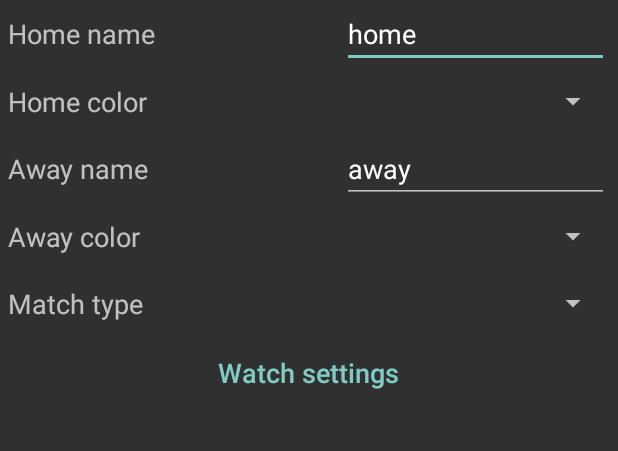
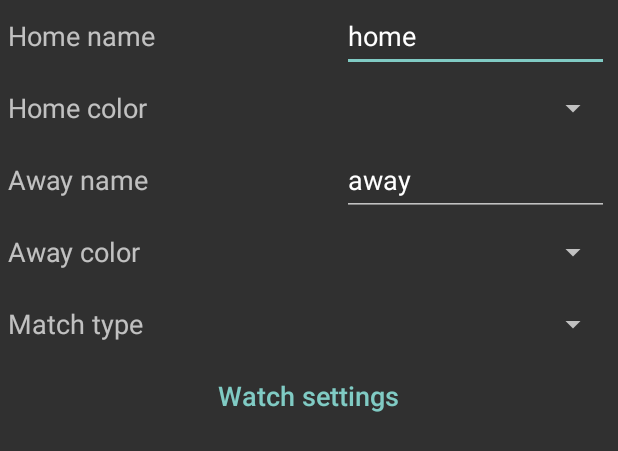
Before and after one commit to Windkracht8/RugbyRefereeWatch, an Android app: the layout prepare.xml on its own in the app's theme, with its tools: preview values and no code run, on a phone screen of 412 x 824 dp. Shown: the top 451 px of the screen. Run offline under Robolectric (Android 15) with nearby library versions, the phone set to English and light mode, and no system bars.

Commit message:
For Tizen fix cards sometimes not showing. For Android some updates and small UI improvements.

```diff
--- a/Android/app/src/main/AndroidManifest.xml
+++ b/Android/app/src/main/AndroidManifest.xml
@@ -22,7 +22,8 @@
 
         <activity
             android:name=".MainActivity"
-            android:configChanges="orientation|screenSize|keyboardHidden|smallestScreenSize|screenLayout">
+            android:configChanges="orientation|screenSize|keyboardHidden|smallestScreenSize|screenLayout"
+            android:exported="true">
             <intent-filter>
                 <action android:name="android.intent.action.MAIN" />
                 <category android:name="android.intent.category.LAUNCHER" />
--- a/Android/app/src/main/java/com/windkracht8/rugbyrefereewatch/history.java
+++ b/Android/app/src/main/java/com/windkracht8/rugbyrefereewatch/history.java
@@ -192,6 +192,8 @@ public class history extends LinearLayout {
     }
 
     public void unselect(){
+        bExport.setVisibility(View.GONE);
+        bDelete.setVisibility(View.GONE);
         for (int i=0; i < llMatches.getChildCount(); i++) {
             View child = llMatches.getChildAt(i);
             if(child.getClass().getSimpleName().equals("history_match")){
--- a/Android/app/src/main/res/layout/prepare.xml
+++ b/Android/app/src/main/res/layout/prepare.xml
@@ -25,11 +25,14 @@
             android:stretchColumns="*">
             <TableRow>
                 <TextView
+                    android:layout_height="match_parent"
+                    android:gravity="center_vertical"
                     android:labelFor="@+id/etHomeName"
                     android:text="@string/home_name"
                     android:textSize="18sp" />
                 <EditText
                     android:id="@+id/etHomeName"
+                    android:layout_height="48dp"
                     android:importantForAutofill="no"
                     android:inputType="text"
                     android:text="@string/home"
@@ -37,22 +40,25 @@
             </TableRow>
             <TableRow>
                 <TextView
-                    android:layout_marginTop="10dip"
-                    android:layout_marginBottom="10dip"
+                    android:layout_height="match_parent"
+                    android:gravity="center_vertical"
+                    android:labelFor="@+id/sHomeColor"
                     android:text="@string/home_color"
                     android:textSize="18sp" />
                 <Spinner
                     android:id="@+id/sHomeColor"
-                    android:layout_marginTop="10dip"
-                    android:layout_marginBottom="10dip" />
+                    android:layout_height="48dp" />
             </TableRow>
             <TableRow>
                 <TextView
+                    android:layout_height="match_parent"
+                    android:gravity="center_vertical"
                     android:labelFor="@+id/etAwayName"
                     android:text="@string/away_name"
                     android:textSize="18sp" />
                 <EditText
                     android:id="@+id/etAwayName"
+                    android:layout_height="48dp"
                     android:importantForAutofill="no"
                     android:inputType="text"
                     android:text="@string/away"
@@ -60,36 +66,39 @@
             </TableRow>
             <TableRow>
                 <TextView
-                    android:layout_marginTop="10dip"
-                    android:layout_marginBottom="10dip"
+                    android:layout_height="match_parent"
+                    android:gravity="center_vertical"
+                    android:labelFor="@+id/sAwayColor"
                     android:text="@string/away_color"
                     android:textSize="18sp" />
                 <Spinner
                     android:id="@+id/sAwayColor"
-                    android:layout_marginTop="10dip"
-                    android:layout_marginBottom="10dip" />
+                    android:layout_height="48dp" />
             </TableRow>
             <TableRow>
                 <TextView
-                    android:layout_marginTop="10dip"
-                    android:layout_marginBottom="10dip"
+                    android:layout_height="match_parent"
+                    android:gravity="center_vertical"
                     android:labelFor="@+id/sMatchType"
                     android:text="@string/match_type"
                     android:textSize="18sp" />
+
                 <Spinner
                     android:id="@+id/sMatchType"
-                    android:layout_marginTop="10dip"
-                    android:layout_marginBottom="10dip" />
+                    android:layout_height="48dp" />
             </TableRow>
             <TableRow
                 android:id="@+id/trTimePeriod"
                 android:visibility="gone">
                 <TextView
+                    android:layout_height="match_parent"
+                    android:gravity="center_vertical"
                     android:labelFor="@+id/etTimePeriod"
                     android:text="@string/time_period"
                     android:textSize="18sp" />
                 <EditText
                     android:id="@+id/etTimePeriod"
+                    android:layout_height="48dp"
                     android:importantForAutofill="no"
                     android:inputType="number"
                     android:text="@string/_40"
@@ -99,11 +108,14 @@
                 android:id="@+id/trPeriodCount"
                 android:visibility="gone">
                 <TextView
+                    android:layout_height="match_parent"
+                    android:gravity="center_vertical"
                     android:labelFor="@+id/etPeriodCount"
                     android:text="@string/period_count"
                     android:textSize="18sp" />
                 <EditText
                     android:id="@+id/etPeriodCount"
+                    android:layout_height="48dp"
                     android:importantForAutofill="no"
                     android:inputType="number"
                     android:text="@string/_2"
@@ -113,11 +125,14 @@
                 android:id="@+id/trSinbin"
                 android:visibility="gone">
                 <TextView
+                    android:layout_height="match_parent"
+                    android:gravity="center_vertical"
                     android:labelFor="@+id/etSinbin"
                     android:text="@string/sinbin"
                     android:textSize="18sp" />
                 <EditText
                     android:id="@+id/etSinbin"
+                    android:layout_height="48dp"
                     android:importantForAutofill="no"
                     android:inputType="number"
                     android:text="@string/_10"
@@ -127,11 +142,14 @@
                 android:id="@+id/trPointsTry"
                 android:visibility="gone">
                 <TextView
+                    android:layout_height="match_parent"
+                    android:gravity="center_vertical"
                     android:labelFor="@+id/etPointsTry"
                     android:text="@string/points_for_try"
                     android:textSize="18sp" />
                 <EditText
                     android:id="@+id/etPointsTry"
+                    android:layout_height="48dp"
                     android:importantForAutofill="no"
                     android:inputType="number"
                     android:text="@string/_5"
@@ -141,11 +159,14 @@
                 android:id="@+id/trPointsCon"
                 android:visibility="gone">
                 <TextView
+                    android:layout_height="match_parent"
+                    android:gravity="center_vertical"
                     android:labelFor="@+id/etPointsCon"
                     android:text="@string/points_for_conversion"
                     android:textSize="18sp" />
                 <EditText
                     android:id="@+id/etPointsCon"
+                    android:layout_height="48dp"
                     android:importantForAutofill="no"
                     android:inputType="number"
                     android:text="@string/_2"
@@ -155,11 +176,14 @@
                 android:id="@+id/trPointsGoal"
                 android:visibility="gone">
                 <TextView
+                    android:layout_height="match_parent"
+                    android:gravity="center_vertical"
                     android:labelFor="@+id/etPointsGoal"
                     android:text="@string/points_for_goal"
                     android:textSize="18sp" />
                 <EditText
                     android:id="@+id/etPointsGoal"
+                    android:layout_height="48dp"
                     android:importantForAutofill="no"
                     android:inputType="number"
                     android:text="@string/_3"
@@ -170,7 +194,7 @@
                     android:id="@+id/bWatchSettings"
                     style="@style/Widget.AppCompat.Button.Borderless.Colored"
                     android:layout_width="match_parent"
-                    android:layout_height="wrap_content"
+                    android:layout_height="48dp"
                     android:textAlignment="center"
                     android:textAllCaps="false"
                     android:text="@string/bWatchSettings"
@@ -181,23 +205,28 @@
                 android:id="@+id/trRecordPlayer"
                 android:visibility="gone">
                 <TextView
+                    android:layout_height="match_parent"
+                    android:gravity="center_vertical"
                     android:labelFor="@+id/etRecordPlayer"
                     android:text="@string/record_player"
                     android:textSize="18sp" />
                 <CheckBox
                     android:id="@+id/cbRecordPlayer"
+                    android:layout_height="48dp"
                     android:importantForAutofill="no" />
             </TableRow>
             <TableRow
                 android:id="@+id/trScreenOn"
                 android:visibility="gone">
                 <TextView
+                    android:layout_height="match_parent"
+                    android:gravity="center_vertical"
                     android:labelFor="@+id/cbScreenOn"
                     android:text="@string/cbScreenOn"
                     android:textSize="18sp" />
-
                 <CheckBox
                     android:id="@+id/cbScreenOn"
+                    android:layout_height="48dp"
                     android:checked="true"
                     android:importantForAutofill="no" />
             </TableRow>
@@ -205,14 +234,14 @@
                 android:id="@+id/trCountDown"
                 android:visibility="gone">
                 <TextView
+                    android:layout_height="match_parent"
+                    android:gravity="center_vertical"
                     android:labelFor="@+id/cbCountDown"
-                    android:layout_marginTop="10dip"
                     android:text="@string/cbCountDown"
                     android:textSize="18sp" />
                 <Spinner
                     android:id="@+id/sCountDown"
-                    android:layout_marginTop="10dip"
-                    android:layout_marginBottom="10dip" />
+                    android:layout_height="48dp" />
             </TableRow>
         </TableLayout>
     </ScrollView>
```
Also changed, not shown: Android/app/src/main/java/com/windkracht8/rugbyrefereewatch/MainActivity.java (+11 -9 lines), Android/app/src/main/java/com/windkracht8/rugbyrefereewatch/report.java (+8 -40 lines), 3 other files.
